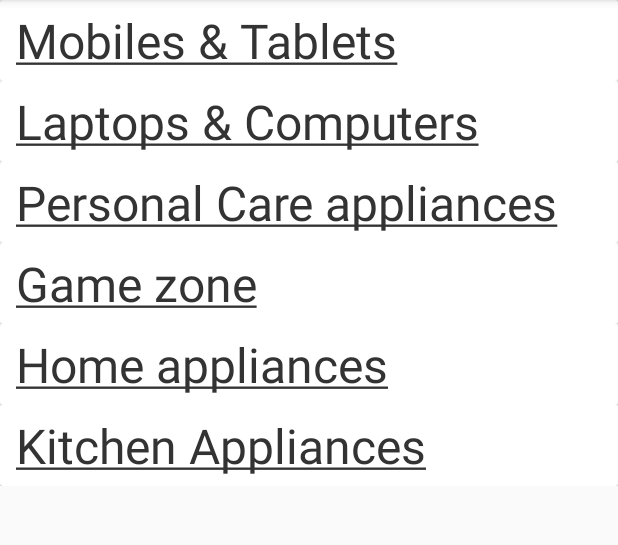
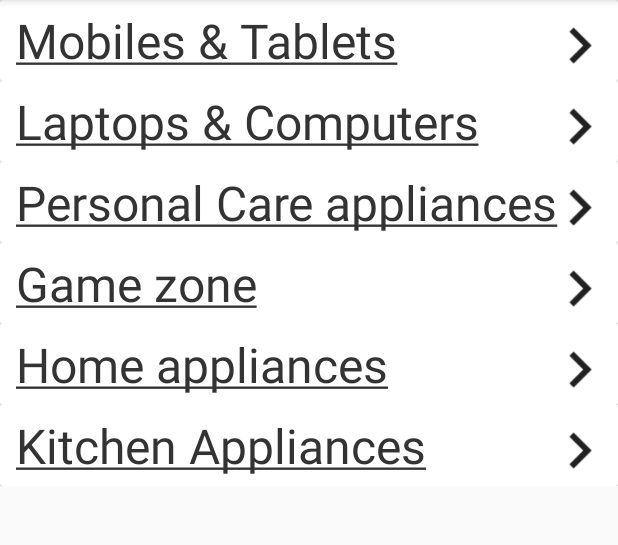
Before and after one commit to sameermalik20aug/UI-for-E-C-App, an Android app: the screen it shows after launch (GenericActivity), in the side drawer, after a tap on "Electronics", on a phone screen of 412 x 824 dp, the part 84-629 px from its top. Run offline under Robolectric (Android 15) with nearby library versions, the phone set to English and light mode, and no system bars; our stand-ins replace Picasso; pictures from the network do not load.

Commit message:
Modified Layout

```diff
--- a/app/src/main/res/layout/section_item.xml
+++ b/app/src/main/res/layout/section_item.xml
@@ -20,5 +20,16 @@
             android:layout_margin="5dp"
             android:textSize="32sp" />
 
+        <ImageView
+            android:layout_marginTop="15dp"
+            android:layout_width="50sp"
+            android:layout_height="30sp"
+            android:layout_gravity="end"
+            android:scaleType="centerCrop"
+            android:src="@drawable/ic_keyboard_arrow_right"
+        />
+
+
+
     </android.support.v7.widget.CardView>
 </LinearLayout>
```
Also changed, not shown: app/src/main/res/drawable/ic_keyboard_arrow_right.png (added).
